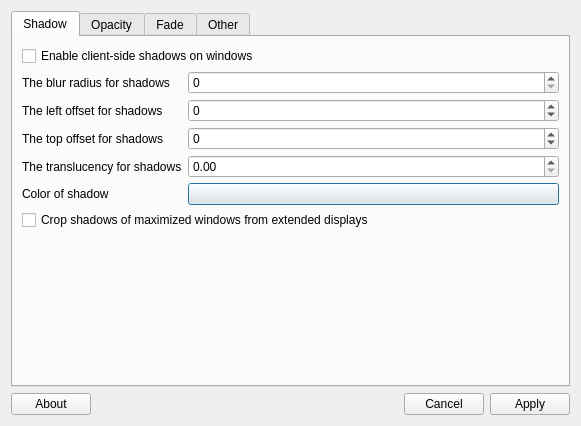
Above: maindialog.ui from redtide/compton-conf before the change. Below: the same form after it.
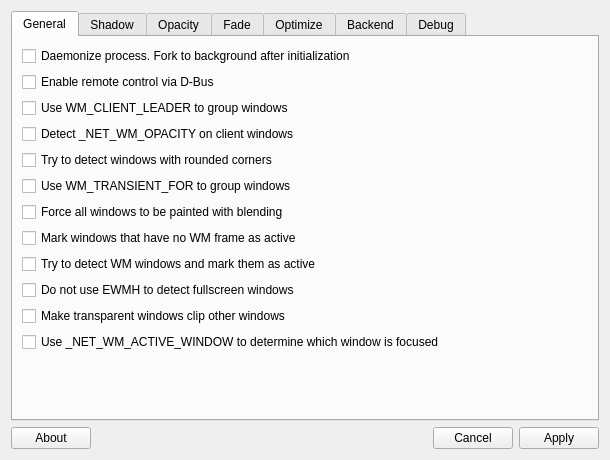
That is the form after the change.

Commit message: Added almost all supported boolean options

Patch:
```diff
--- a/maindialog.ui
+++ b/maindialog.ui
@@ -6,8 +6,8 @@
    <rect>
     <x>0</x>
     <y>0</y>
-    <width>581</width>
-    <height>426</height>
+    <width>610</width>
+    <height>460</height>
    </rect>
   </property>
   <property name="windowTitle">
@@ -19,17 +19,102 @@
      <property name="currentIndex">
       <number>0</number>
      </property>
+     <widget class="QWidget" name="generalTab">
+      <attribute name="title">
+       <string>General</string>
+      </attribute>
+      <layout class="QFormLayout" name="layGeneralTab">
+       <item row="0" column="0" colspan="2">
+        <widget class="QCheckBox" name="daemon">
+         <property name="text">
+          <string>Daemonize process. Fork to background after initialization</string>
+         </property>
+        </widget>
+       </item>
+       <item row="1" column="0" colspan="2">
+        <widget class="QCheckBox" name="dbus">
+         <property name="text">
+          <string>Enable remote control via D-Bus</string>
+         </property>
+        </widget>
+       </item>
+       <item row="9" column="0" colspan="2">
+        <widget class="QCheckBox" name="no_ewmh_fullscreen">
+         <property name="text">
+          <string>Do not use EWMH to detect fullscreen windows</string>
+         </property>
+        </widget>
+       </item>
+       <item row="11" column="0" colspan="2">
+        <widget class="QCheckBox" name="use_ewmh_active_win">
+         <property name="text">
+          <string>Use _NET_WM_ACTIVE_WINDOW to determine which window is focused</string>
+         </property>
+        </widget>
+       </item>
+       <item row="8" column="0" colspan="2">
+        <widget class="QCheckBox" name="mark_wmwin_focused">
+         <property name="text">
+          <string>Try to detect WM windows and mark them as active</string>
+         </property>
+        </widget>
+       </item>
+       <item row="7" column="0" colspan="2">
+        <widget class="QCheckBox" name="mark_ovredir_focused">
+         <property name="text">
+          <string>Mark windows that have no WM frame as active</string>
+         </property>
+        </widget>
+       </item>
+       <item row="6" column="0" colspan="2">
+        <widget class="QCheckBox" name="force_win_blend">
+         <property name="text">
+          <string>Force all windows to be painted with blending</string>
+         </property>
+        </widget>
+       </item>
+       <item row="5" column="0" colspan="2">
+        <widget class="QCheckBox" name="detect_transient">
+         <property name="text">
+          <string>Use WM_TRANSIENT_FOR to group windows</string>
+         </property>
+        </widget>
+       </item>
+       <item row="4" column="0" colspan="2">
+        <widget class="QCheckBox" name="detect_rounded_corners">
+         <property name="text">
+          <string>Try to detect windows with rounded corners</string>
+         </property>
+        </widget>
+       </item>
+       <item row="3" column="0" colspan="2">
+        <widget class="QCheckBox" name="detect_client_opacity">
+         <property name="text">
+          <string>Detect _NET_WM_OPACITY on client windows</string>
+         </property>
+        </widget>
+       </item>
+       <item row="2" column="0" colspan="2">
+        <widget class="QCheckBox" name="detect_client_leader">
+         <property name="text">
+          <string>Use WM_CLIENT_LEADER to group windows</string>
+         </property>
+        </widget>
+       </item>
+       <item row="10" column="0" colspan="2">
+        <widget class="QCheckBox" name="transparent_clipping">
+         <property name="text">
+          <string>Make transparent windows clip other windows</string>
+         </property>
+        </widget>
+       </item>
+      </layout>
+     </widget>
      <widget class="QWidget" name="shadowTab">
       <attribute name="title">
        <string>Shadow</string>
       </attribute>
-      <layout class="QFormLayout" name="formLayout">
-       <property name="verticalSpacing">
-        <number>5</number>
-       </property>
-       <property name="bottomMargin">
-        <number>3</number>
-       </property>
+      <layout class="QFormLayout" name="layShadowTab">
        <item row="0" column="0" colspan="2">
         <widget class="QCheckBox" name="shadow">
          <property name="text">
@@ -300,9 +385,37 @@
      </widget>
      <widget class="QWidget" name="otherTab">
       <attribute name="title">
-       <string>Other</string>
+       <string>Optimize</string>
       </attribute>
-      <layout class="QFormLayout" name="formLayout_4">
+      <layout class="QFormLayout" name="layOptimizeTab">
+       <item row="0" column="0" colspan="2">
+        <widget class="QCheckBox" name="vsync">
+         <property name="text">
+          <string>Enable/disable VSync</string>
+         </property>
+        </widget>
+       </item>
+       <item row="1" column="0" colspan="2">
+        <widget class="QCheckBox" name="vsync_use_glfinish">
+         <property name="text">
+          <string>Use glFinish() instead of glFlush() for (possibly) better VSync</string>
+         </property>
+        </widget>
+       </item>
+       <item row="2" column="0" colspan="2">
+        <widget class="QCheckBox" name="use_damage">
+         <property name="text">
+          <string>Enable the use of damage information to help limit the area to paint</string>
+         </property>
+        </widget>
+       </item>
+      </layout>
+     </widget>
+     <widget class="QWidget" name="backendTab">
+      <attribute name="title">
+       <string>Backend</string>
+      </attribute>
+      <layout class="QFormLayout" name="layBackendTab">
        <item row="0" column="1">
         <widget class="QGroupBox" name="backend">
          <property name="sizePolicy">
@@ -336,6 +449,66 @@
            </widget>
           </item>
          </layout>
+        </widget>
+       </item>
+       <item row="1" column="1">
+        <widget class="QGroupBox" name="gbxXrender">
+         <property name="title">
+          <string>X Render</string>
+         </property>
+         <layout class="QVBoxLayout" name="layXrender">
+          <item>
+           <widget class="QCheckBox" name="xrender_sync_fence">
+            <property name="text">
+             <string>Use X Sync fence to sync clients' draw calls (nvidia drivers)</string>
+            </property>
+           </widget>
+          </item>
+         </layout>
+        </widget>
+       </item>
+       <item row="2" column="1">
+        <widget class="QGroupBox" name="gbxGlx">
+         <property name="title">
+          <string>GLX</string>
+         </property>
+         <layout class="QVBoxLayout" name="layGlx">
+          <item>
+           <widget class="QCheckBox" name="glx_no_rebind_pixmap">
+            <property name="text">
+             <string>Avoid rebinding pixmap on window damage</string>
+            </property>
+           </widget>
+          </item>
+          <item>
+           <widget class="QCheckBox" name="glx_no_stencil">
+            <property name="text">
+             <string>Avoid using stencil buffer</string>
+            </property>
+           </widget>
+          </item>
+         </layout>
+        </widget>
+       </item>
+      </layout>
+     </widget>
+     <widget class="QWidget" name="debugTab">
+      <attribute name="title">
+       <string>Debug</string>
+      </attribute>
+      <layout class="QFormLayout" name="layDebugTab">
+       <item row="0" column="0">
+        <widget class="QCheckBox" name="monitor_repaint">
+         <property name="text">
+          <string>Highlight the updated area of the screen. X Render only</string>
+         </property>
+        </widget>
+       </item>
+       <item row="1" column="0">
+        <widget class="QCheckBox" name="show_all_xerrors">
+         <property name="text">
+          <string>Show all X errors</string>
+         </property>
         </widget>
        </item>
       </layout>
```
Left out of the diff: 43 changed lines with no effect on the pictures.
